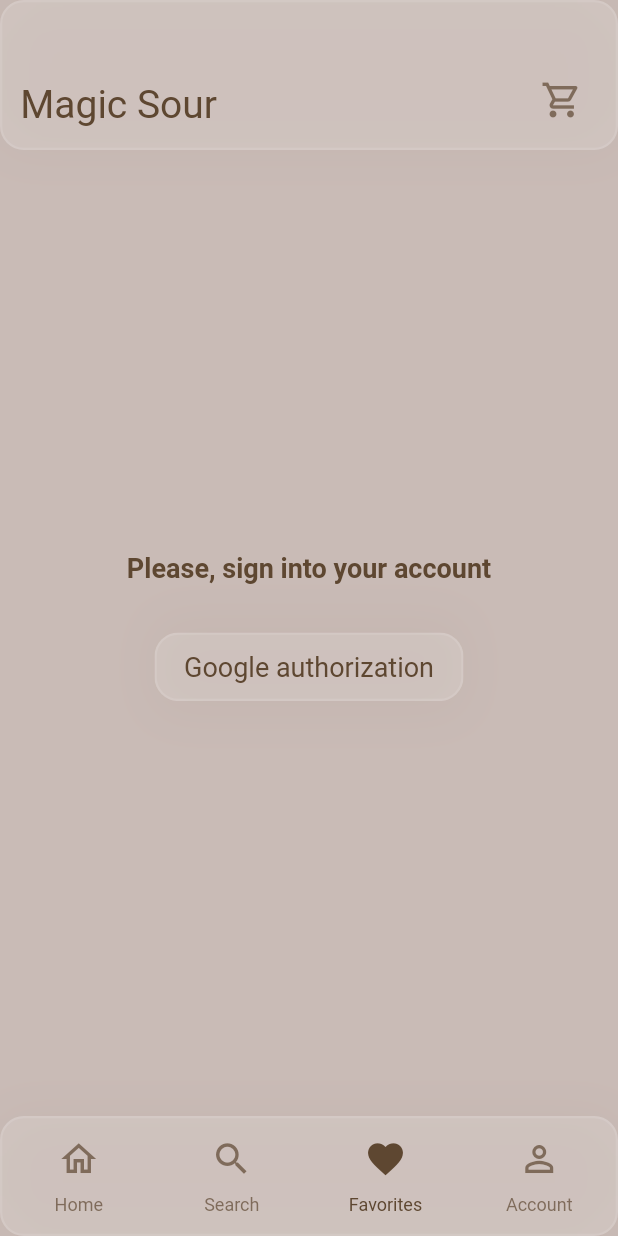
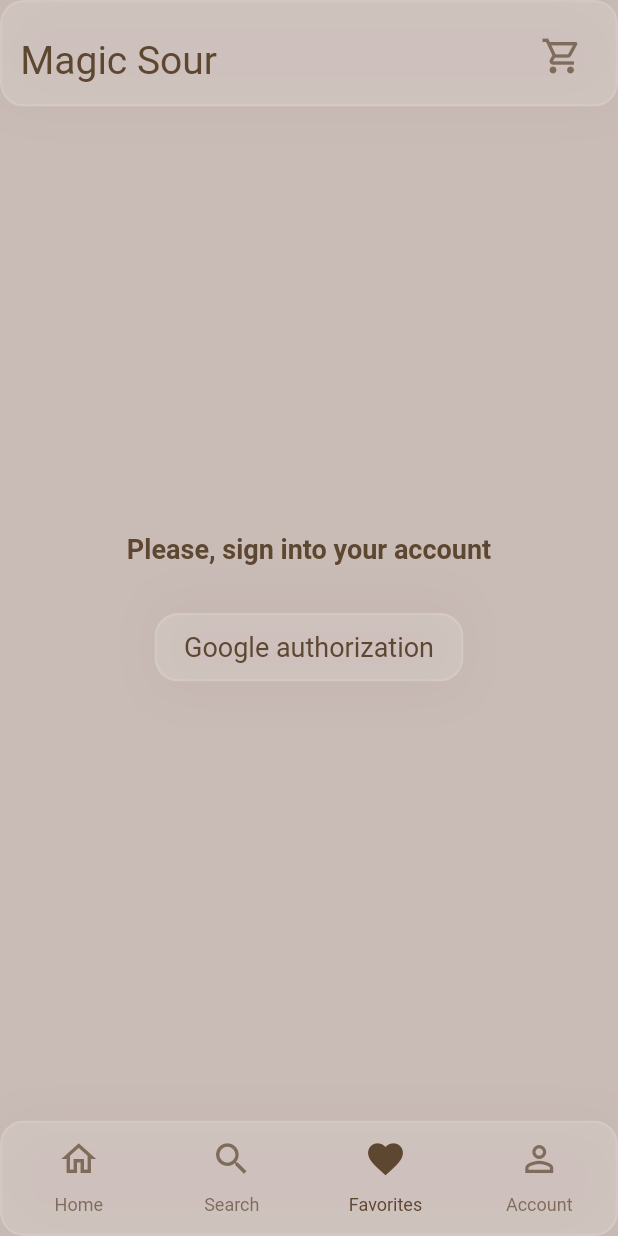
Before and after one commit to MariiaMohylska/magicsour, a Flutter app: the screen it shows after launch, item 3 of the bottom bar chosen, on a phone screen of 412 x 824 dp. Run offline on Flutter 3.47's test engine with Material 2 defaults, Android fonts, the phone set to English and light mode, and no system bars; our stand-ins replace cloud_firestore, firebase_auth, firebase_core, flutter_bloc, freezed_annotation, google_sign_in; accounts and stored records are empty; generated files the repository leaves out were written again.

Commit message:
Refactored UI to more adaptive

```diff
--- a/lib/l10n/intl_en.arb
+++ b/lib/l10n/intl_en.arb
@@ -101,5 +101,6 @@
   "plsLogIn": "Please, sign into your account",
   "selectAll": "Select all",
   "emptyShoppingList": "Empty shopping list",
-  "errorMessage": "Sorry, something went wrong :( \n Try to begin from home page"
+  "errorMessage": "Sorry, something went wrong :( \n Try to begin from home page",
+  "logOut": "Log out"
 }
--- a/lib/l10n/intl_uk.arb
+++ b/lib/l10n/intl_uk.arb
@@ -100,5 +100,6 @@
   "plsLogIn": "Будь ласка, увійдіть у свій обліковий запис",
   "selectAll": "Обрати усе",
   "emptyShoppingList": "Очистити список покупок",
-  "errorMessage": "Вибачте, щось пішло не так :( \n Спробуйте почати з головної сторінки"
+  "errorMessage": "Вибачте, щось пішло не так :( \n Спробуйте почати з головної сторінки",
+  "logOut": "Вийти"
 }
--- a/lib/screens/log_in_screen.dart
+++ b/lib/screens/log_in_screen.dart
@@ -27,8 +27,9 @@ class LogInScreen extends StatelessWidget {
             style: const TextStyle(
                 fontSize: 18.0,
                 fontWeight: FontWeight.bold,
-            color: AppColors.brown),
+                color: AppColors.brown),
             softWrap: true,
+            textAlign: TextAlign.center,
           ),
           const SizedBox(height: 24),
           FrostedGlass(
@@ -38,9 +39,7 @@ class LogInScreen extends StatelessWidget {
             child: Center(
               child: Text(
                 S.instance!.googleAuth,
-                style: const TextStyle(
-                    fontSize: 18.0,
-                color: AppColors.brown),
+                style: const TextStyle(fontSize: 18.0, color: AppColors.brown),
               ),
             ),
           ),
--- a/lib/screens/main_screen.dart
+++ b/lib/screens/main_screen.dart
@@ -22,11 +22,11 @@ class MainScreenState extends State<MainScreen> {
   @override
   Widget build(BuildContext context) {
     return BlocBuilder<NavigationBloc, NavigationState>(
-      bloc:  widget.navigationBloc,
+      bloc: widget.navigationBloc,
       builder: (context, state) {
-        final Map<String, List<NavigationBarItemViewModel>>
-            navigationBarItems =
+        final Map<String, List<NavigationBarItemViewModel>> navigationBarItems =
             state is NavigationSelectedState ? state.pages : {};
+
         return Container(
           color: Colors.white.withOpacity(0.2),
           child: Column(
@@ -36,13 +36,9 @@ class MainScreenState extends State<MainScreen> {
                 iconViewModel: navigationBarItems['top'],
                 onTap: onTap,
               ),
-              SizedBox(
-                  height: MediaQuery.of(context).size.height - 180,
-                  child: widget.child),
-              Expanded(
-                  child: BottomNavBar(
-                      items: navigationBarItems['bottom'] ?? [],
-                      onTap: onTap),),
+              Expanded(child: widget.child),
+              BottomNavBar(
+                  items: navigationBarItems['bottom'] ?? [], onTap: onTap),
             ],
           ),
         );
@@ -52,8 +48,7 @@ class MainScreenState extends State<MainScreen> {
 
   void onTap(int id) {
     setState(() {
-      widget.navigationBloc.add(
-          NavigationEvent.selectPage(pageId: id));
+      widget.navigationBloc.add(NavigationEvent.selectPage(pageId: id));
     });
   }
 }
--- a/lib/screens/profile/profile_screen.dart
+++ b/lib/screens/profile/profile_screen.dart
@@ -108,7 +108,7 @@ class ProfileScreenState extends State<ProfileScreen> {
             onPressed: () {},
           ),
           RowField(
-            title: 'Вийти',
+            title: S.instance!.logOut,
             onPressed: () {
               widget.accountBloc.add(const AccountEvent.logOut());
             },
--- a/lib/screens/shopping_list/shopping_ingredient_tile.dart
+++ b/lib/screens/shopping_list/shopping_ingredient_tile.dart
@@ -34,15 +34,15 @@ class ShoppingIngredientTileState extends State<ShoppingIngredientTile> {
                     !widget.shoppingListItem.unavailable;
               });
             },
-            child: Row(
-              mainAxisAlignment: MainAxisAlignment.spaceBetween,
+            child: Wrap(
+              alignment: WrapAlignment.spaceBetween,
               children: [
                 Text(
                   widget.shoppingListItem.ingredient.ingredient.name,
                   style: _getTextStyle(),
                 ),
                 Text(
-                  '${widget.shoppingListItem.amount} ${MeasurementMapper.measurementToString(widget.shoppingListItem.measure)}',
+                  '\t${widget.shoppingListItem.amount} ${MeasurementMapper.measurementToString(widget.shoppingListItem.measure)}',
                   style: _getTextStyle(),
                 ),
               ],
--- a/lib/ui_kit/bars/top_bar.dart
+++ b/lib/ui_kit/bars/top_bar.dart
@@ -18,10 +18,13 @@ class TopBar extends StatelessWidget {
   @override
   Widget build(BuildContext context) {
     return FrostedGlass(
-      height: 100.0,
-      width: double.infinity,
       child: Padding(
-        padding: const EdgeInsets.only(right: 12.0, left: 12.0, bottom: 8),
+        padding: EdgeInsets.only(
+          right: 12.0,
+          left: 12.0,
+          top: MediaQuery.of(context).padding.top + 12,
+          bottom: 8,
+        ),
         child: Row(
           crossAxisAlignment: CrossAxisAlignment.end,
           mainAxisAlignment: MainAxisAlignment.spaceBetween,
--- a/lib/ui_kit/common/nutrition_container.dart
+++ b/lib/ui_kit/common/nutrition_container.dart
@@ -9,7 +9,7 @@ class NutritionContainer extends StatelessWidget {
   final double height;
   final double width;
   final double titleFontSize;
-  final padding = const EdgeInsets.all(8.0);
+  final padding = const EdgeInsets.all(6.0);
   final borderRadius = 50.0;
 
   const NutritionContainer(
--- a/lib/ui_kit/recipes_page_components/ingredients_list.dart
+++ b/lib/ui_kit/recipes_page_components/ingredients_list.dart
@@ -90,8 +90,8 @@ class IngredientsListState extends State<IngredientsList> {
     return Column(
       children: [
         CheckboxListTile(
-          title: Row(
-            mainAxisAlignment: MainAxisAlignment.spaceBetween,
+          title: Wrap(
+            alignment: WrapAlignment.spaceBetween,
             children: [
               Text(
                 '${ingredient.model.count.toInt()} '
```
Also changed, not shown: lib/screens/home_screen.dart (+6 -2 lines), lib/ui_kit/dialogs/restricted_product_dialog.dart (+25 -19 lines), lib/ui_kit/recipes_page_components/nutrition_row.dart (+6 -4 lines), lib/ui_kit/search/search_tabs.dart (+6 -8 lines).
